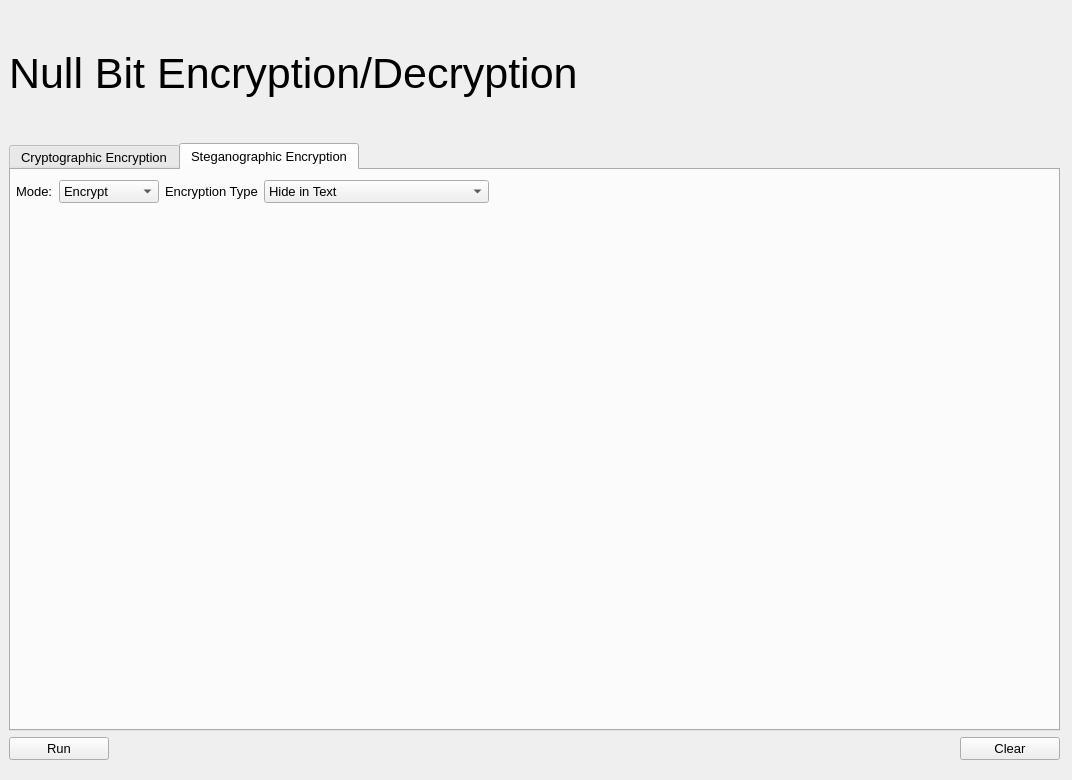
The window that UI/Null_Bit.ui (vipersniper0501/Null_Bit) describes before a commit, drawn with Qt 5.
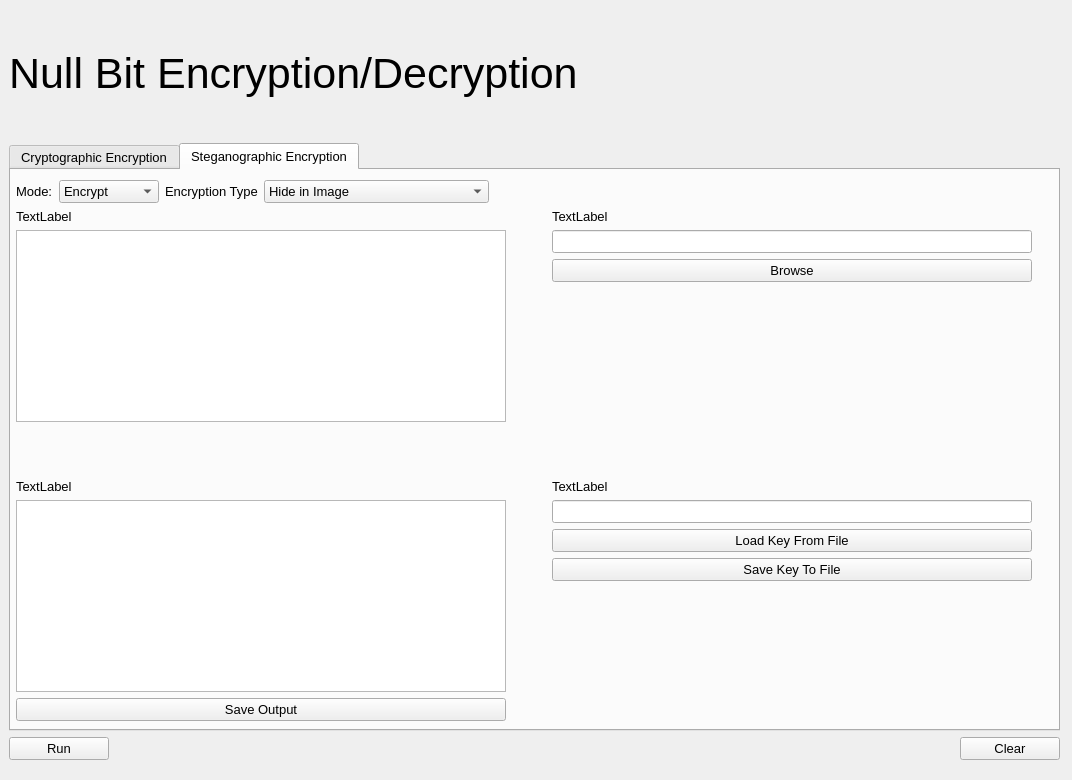
The same window after the commit. The open tabs and pages were chosen to show the change.

Commit message: Updated Stegonography tab of UI.

```diff
--- a/UI/Null_Bit.ui
+++ b/UI/Null_Bit.ui
@@ -301,7 +301,7 @@
            <x>0</x>
            <y>0</y>
            <width>1041</width>
-           <height>561</height>
+           <height>551</height>
           </rect>
          </property>
          <layout class="QVBoxLayout" name="verticalLayout_5">
@@ -361,11 +361,6 @@
                 <height>0</height>
                </size>
               </property>
-              <item>
-               <property name="text">
-                <string>Hide in Text</string>
-               </property>
-              </item>
               <item>
                <property name="text">
                 <string>Hide in Image</string>
@@ -388,6 +383,83 @@
             </item>
            </layout>
           </item>
+          <item>
+           <layout class="QHBoxLayout" name="horizontalLayout_5">
+            <property name="topMargin">
+             <number>0</number>
+            </property>
+            <item>
+             <layout class="QVBoxLayout" name="verticalLayout_6">
+              <property name="topMargin">
+               <number>0</number>
+              </property>
+              <item>
+               <widget class="QLabel" name="Stego_Input_Title">
+                <property name="text">
+                 <string>TextLabel</string>
+                </property>
+               </widget>
+              </item>
+              <item>
+               <widget class="QPlainTextEdit" name="Stego_Input_Box"/>
+              </item>
+             </layout>
+            </item>
+            <item>
+             <spacer name="horizontalSpacer_2">
+              <property name="orientation">
+               <enum>Qt::Horizontal</enum>
+              </property>
+              <property name="sizeType">
+               <enum>QSizePolicy::Fixed</enum>
+              </property>
+              <property name="sizeHint" stdset="0">
+               <size>
+                <width>40</width>
+                <height>20</height>
+               </size>
+              </property>
+             </spacer>
+            </item>
+            <item>
+             <layout class="QVBoxLayout" name="verticalLayout_7">
+              <property name="rightMargin">
+               <number>10</number>
+              </property>
+              <item>
+               <widget class="QLabel" name="Stego_Filepath_Title">
+                <property name="text">
+                 <string>TextLabel</string>
+                </property>
+               </widget>
+              </item>
+              <item>
+               <widget class="QLineEdit" name="Stego_Filepath"/>
+              </item>
+              <item>
+               <widget class="QPushButton" name="Stego_Browse_Filepath_Button">
+                <property name="text">
+                 <string>Browse</string>
+                </property>
+               </widget>
+              </item>
+              <item>
+               <spacer name="verticalSpacer_4">
+                <property name="orientation">
+                 <enum>Qt::Vertical</enum>
+                </property>
+                <property name="sizeHint" stdset="0">
+                 <size>
+                  <width>20</width>
+                  <height>40</height>
+                 </size>
+                </property>
+               </spacer>
+              </item>
+             </layout>
+            </item>
+           </layout>
+          </item>
           <item>
            <spacer name="verticalSpacer_3">
             <property name="orientation">
@@ -401,6 +473,97 @@
             </property>
            </spacer>
           </item>
+          <item>
+           <layout class="QHBoxLayout" name="horizontalLayout_6">
+            <property name="topMargin">
+             <number>0</number>
+            </property>
+            <item>
+             <layout class="QVBoxLayout" name="verticalLayout_8">
+              <property name="topMargin">
+               <number>0</number>
+              </property>
+              <item>
+               <widget class="QLabel" name="Stego_Outpu_Title">
+                <property name="text">
+                 <string>TextLabel</string>
+                </property>
+               </widget>
+              </item>
+              <item>
+               <widget class="QPlainTextEdit" name="Stego_Output_Box"/>
+              </item>
+              <item>
+               <widget class="QPushButton" name="Stego_Save_Output_Button">
+                <property name="text">
+                 <string>Save Output</string>
+                </property>
+               </widget>
+              </item>
+             </layout>
+            </item>
+            <item>
+             <spacer name="horizontalSpacer_5">
+              <property name="orientation">
+               <enum>Qt::Horizontal</enum>
+              </property>
+              <property name="sizeType">
+               <enum>QSizePolicy::Fixed</enum>
+              </property>
+              <property name="sizeHint" stdset="0">
+               <size>
+                <width>40</width>
+                <height>20</height>
+               </size>
+              </property>
+             </spacer>
+            </item>
+            <item>
+             <layout class="QVBoxLayout" name="verticalLayout_9">
+              <property name="rightMargin">
+               <number>10</number>
+              </property>
+              <item>
+               <widget class="QLabel" name="Stego_Key_Title">
+                <property name="text">
+                 <string>TextLabel</string>
+                </property>
+               </widget>
+              </item>
+              <item>
+               <widget class="QLineEdit" name="Stego_Key_Box"/>
+              </item>
+              <item>
+               <widget class="QPushButton" name="Stego_Load_Key_Button">
+                <property name="text">
+                 <string>Load Key From File</string>
+                </property>
+               </widget>
+              </item>
+              <item>
+               <widget class="QPushButton" name="Stego_Save_Key_Button">
+                <property name="text">
+                 <string>Save Key To File</string>
+                </property>
+               </widget>
+              </item>
+              <item>
+               <spacer name="verticalSpacer_5">
+                <property name="orientation">
+                 <enum>Qt::Vertical</enum>
+                </property>
+                <property name="sizeHint" stdset="0">
+                 <size>
+                  <width>20</width>
+                  <height>40</height>
+                 </size>
+                </property>
+               </spacer>
+              </item>
+             </layout>
+            </item>
+           </layout>
+          </item>
          </layout>
         </widget>
        </widget>
```
Left out of the diff: 31 changed lines with no effect on the pictures. The commit also changes 1 other file.
